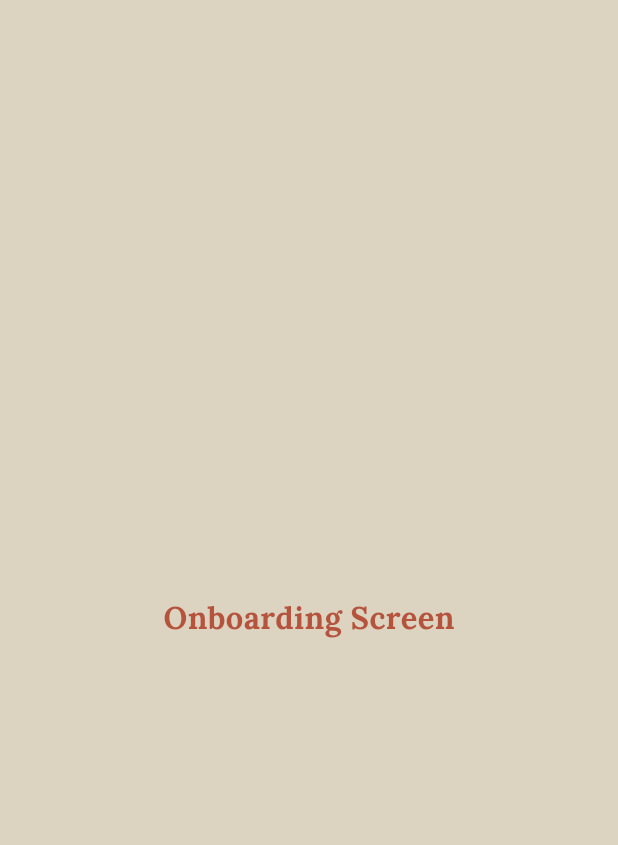
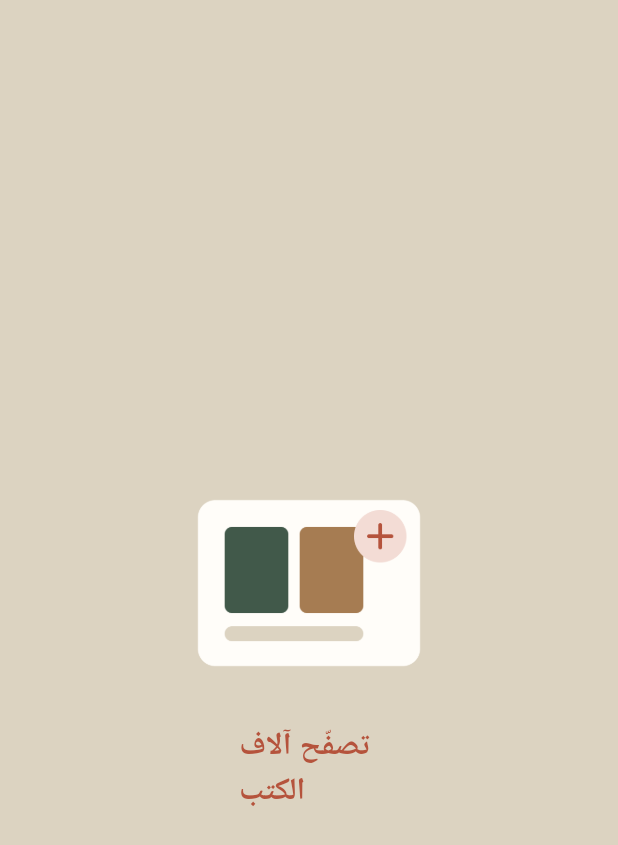
Before and after one commit to Karam-Salama/CityLibrary, a Flutter app: the screen it shows after launch, on a phone screen of 412 x 824 dp. Shown: the top 845 px of the screen. Run offline on Flutter 3.47's test engine with Material 3 defaults, Android fonts, the phone set to English and light mode, and no system bars; our stand-ins replace flutter_screenutil, flutter_svg.

Commit message:
- just refactor my code

```diff
--- a/lib/core/theme/assets.dart
+++ b/lib/core/theme/assets.dart
@@ -1,3 +1,20 @@
+// ignore_for_file: prefer_single_quotes
 class Assets {
-  static const String splashLogo = 'assets/svgs/splash-logo.svg';
+  Assets._();
+
+  /// Assets for assetsSvgsSplashLogo
+  /// assets/svgs/splash-logo.svg
+  static const String assetsSvgsSplashLogo = "assets/svgs/splash-logo.svg";
+
+  /// Assets for assetsImagesOnBoarding1
+  /// assets/images/onBoarding1.png
+  static const String assetsImagesOnBoarding1 = "assets/images/onBoarding1.png";
+
+  /// Assets for assetsImagesOnBoarding2
+  /// assets/images/onBoarding2.png
+  static const String assetsImagesOnBoarding2 = "assets/images/onBoarding2.png";
+
+  /// Assets for assetsImagesOnBoarding3
+  /// assets/images/onBoarding3.png
+  static const String assetsImagesOnBoarding3 = "assets/images/onBoarding3.png";
 }
--- a/lib/core/theme/strings.dart
+++ b/lib/core/theme/strings.dart
@@ -25,7 +25,7 @@ class AppStrings {
   static const String splashSubtitle = appTagline;
 
   // ==================== التعريفية (Onboarding) ====================
-  static const String onboarding1Title = 'تصفّح آلاف الكتب';
+  static const String onboarding1Title = 'تصفّح آلاف \nالكتب';
   static const String onboarding1Body =
       'ابحث عن أي كتاب في شبكة الفروع بالكامل، واعرف فورًا إن كان متاحًا أم لا.';
 
--- a/lib/features/onboarding/presentation/screens/onboarding_screen.dart
+++ b/lib/features/onboarding/presentation/screens/onboarding_screen.dart
@@ -1,5 +1,7 @@
+import 'package:citylibrary/core/theme/strings.dart';
 import 'package:flutter/material.dart';
 
+import '../../../../core/theme/assets.dart';
 import '../../../../core/theme/colors.dart';
 import '../../../../core/theme/style.dart';
 
@@ -11,9 +13,19 @@ class OnboardingScreen extends StatelessWidget {
     return Scaffold(
       backgroundColor: AppColors.backGroundApp,
       body: Center(
-        child: Text(
-          'Onboarding Screen',
-          style: TextStyles.lora700dangerColor18,
+        child: Column(
+          mainAxisSize: MainAxisSize.min,
+          children: [
+            Image.asset(
+              Assets.assetsImagesOnBoarding1,
+              width: 200,
+              height: 200,
+            ),
+            Text(
+              AppStrings.onboarding1Title,
+              style: TextStyles.lora700dangerColor18,
+            ),
+          ],
         ),
       ),
     );
--- a/lib/features/splash/presentation/widgets/splash_logo.dart
+++ b/lib/features/splash/presentation/widgets/splash_logo.dart
@@ -10,7 +10,7 @@ class SplashLogo extends StatelessWidget {
   @override
   Widget build(BuildContext context) {
     return SvgPicture.asset(
-      Assets.splashLogo,
+      Assets.assetsSvgsSplashLogo,
       width: 150.w,
       height: 150.h,
     );
--- a/pubspec.yaml
+++ b/pubspec.yaml
@@ -83,6 +83,6 @@ flutter:
 
 #==================================  Generate  Flutter  Assets  Section  ==============================
 flutter_assets:
-  assets_path: assets/images/
+  assets_path: assets/svgs/
   output_path: lib/core/theme/
   filename: assets.dart
```
Also changed, not shown: lib/core/helpers/extensions.dart (added, +23 -0 lines), lib/features/splash/presentation/screens/splash_screen.dart (+6 -5 lines), assets/images/onBoarding1.png (added), assets/images/onBoarding2.png (added), assets/images/onBoarding3.png (added).
